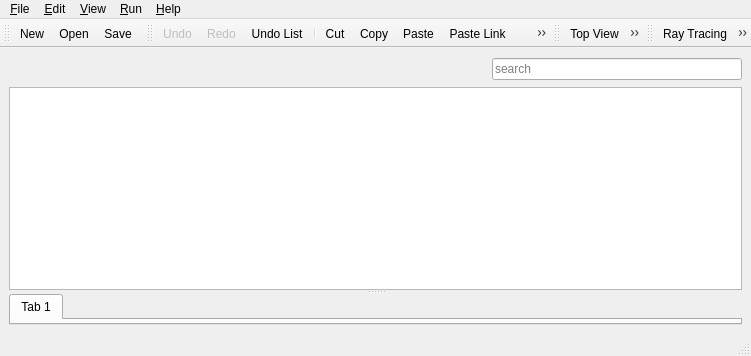
Qt form source/application/main/MainWindow.ui (CST-Modelling-Tools/TonatiuhPP) before a commit.
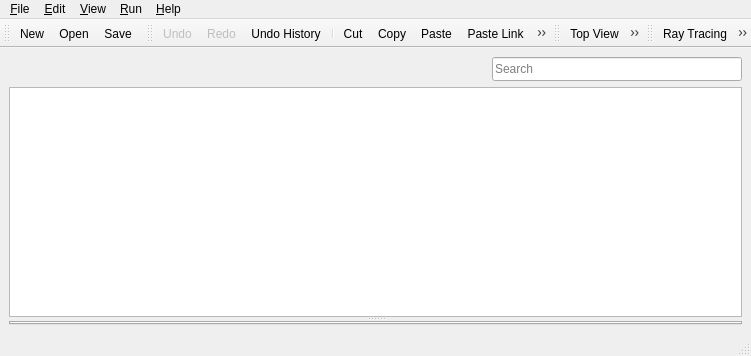
The same form after that commit. Icons and pictures are not drawn. Custom widgets are drawn as their Qt base class.

The edit to the form file:
```diff
--- a/source/application/main/MainWindow.ui
+++ b/source/application/main/MainWindow.ui
@@ -36,7 +36,7 @@
 }  
 </string>
         </property>
-        <layout class="QVBoxLayout" name="verticalLayout">
+        <layout class="QVBoxLayout" name="verticalLayout" stretch="0,1">
          <property name="leftMargin">
           <number>0</number>
          </property>
@@ -114,6 +114,12 @@
            </item>
            <item>
             <widget class="QLineEdit" name="lineEdit">
+             <property name="sizePolicy">
+              <sizepolicy hsizetype="Expanding" vsizetype="Expanding">
+               <horstretch>0</horstretch>
+               <verstretch>0</verstretch>
+              </sizepolicy>
+             </property>
              <property name="maximumSize">
               <size>
                <width>250</width>
@@ -121,7 +127,7 @@
               </size>
              </property>
              <property name="placeholderText">
-              <string>search</string>
+              <string>Search</string>
              </property>
              <property name="clearButtonEnabled">
               <bool>true</bool>
@@ -145,13 +151,7 @@
          </item>
         </layout>
        </widget>
-       <widget class="ParametersTabs" name="parametersTabs">
-        <widget class="QWidget" name="tab">
-         <attribute name="title">
-          <string>Tab 1</string>
-         </attribute>
-        </widget>
-       </widget>
+       <widget class="ParametersTabs" name="parametersTabs"/>
       </widget>
      </widget>
     </item>
@@ -428,7 +428,7 @@
      <normaloff>:/images/edit/undoList.png</normaloff>:/images/edit/undoList.png</iconset>
    </property>
    <property name="text">
-    <string>Undo List...</string>
+    <string>Undo History...</string>
    </property>
    <property name="shortcut">
     <string>Ctrl+Alt+Z</string>
```
Left out of the diff: 6 changed lines with no effect on the pictures.
